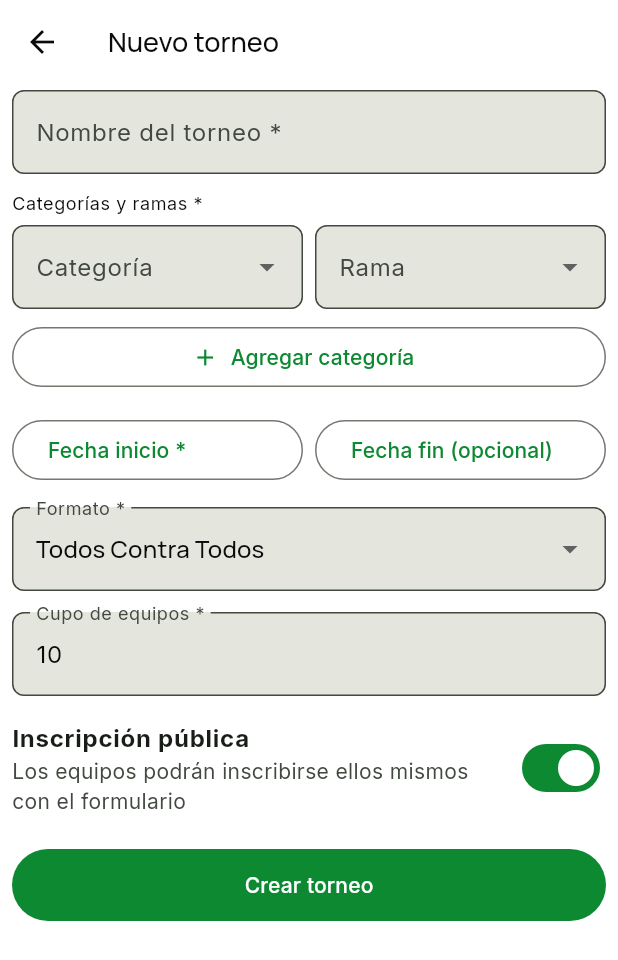
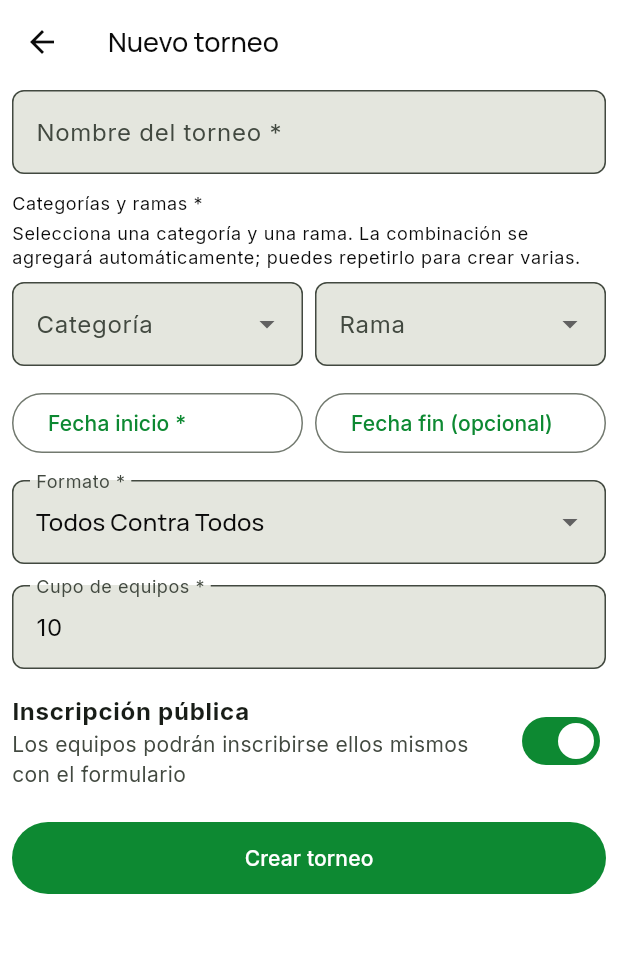
Before and after one commit to tatiana1104/handplay_demo, a Flutter app: the CreateTournamentScreen screen opened directly with empty values, on a phone screen of 412 x 824 dp. Shown: the top 960 px of the screen. Run offline on Flutter 3.47's test engine with Material 3 defaults, Android fonts, the phone set to English and light mode, and no system bars; our stand-ins replace cloud_firestore, dartz, equatable, firebase_auth, firebase_core, flutter_bloc and 4 more; accounts and stored records are empty; statements that could not run were skipped.

Commit message:
Simplify multi-category tournament form

```diff
--- a/lib/features/tournaments/presentation/screens/create_tournament_screen.dart
+++ b/lib/features/tournaments/presentation/screens/create_tournament_screen.dart
@@ -36,11 +36,9 @@ class _CreateTournamentScreenState extends State<CreateTournamentScreen> {
     super.dispose();
   }
 
-  void _addCategoryBranch() {
-    if (_selectedCategory == null || _selectedBranch == null) {
-      _showMessage('Selecciona una categoría y una rama.');
-      return;
-    }
+  void _addCategoryBranchIfComplete() {
+    if (_selectedCategory == null || _selectedBranch == null) return;
+
     setState(() {
       _categories.add('$_selectedCategory|$_selectedBranch');
       _selectedCategory = null;
@@ -119,17 +117,55 @@ class _CreateTournamentScreenState extends State<CreateTournamentScreen> {
             TextFormField(controller: _nameController, decoration: const InputDecoration(labelText: 'Nombre del torneo *', hintText: 'Interclubes 2026'), validator: (v) => v == null || v.trim().isEmpty ? 'Escribe un nombre' : null),
             const SizedBox(height: 12),
             Text('Categorías y ramas *', style: theme.textTheme.bodySmall),
-            const SizedBox(height: 6),
+            const SizedBox(height: 4),
+            Text(
+              'Selecciona una categoría y una rama. La combinación se agregará automáticamente; puedes repetirlo para crear varias.',
+              style: theme.textTheme.bodySmall,
+            ),
+            const SizedBox(height: 8),
             Row(children: [
-              Expanded(child: DropdownButtonFormField<String>(value: _selectedCategory, decoration: const InputDecoration(labelText: 'Categoría'), items: TournamentConstants.categories.map((value) => DropdownMenuItem(value: value, child: Text(titleCase(value)))).toList(), onChanged: (value) => setState(() => _selectedCategory = value))),
+              Expanded(
+                child: DropdownButtonFormField<String>(
+                  value: _selectedCategory,
+                  decoration: const InputDecoration(labelText: 'Categoría'),
+                  items: TournamentConstants.categories
+                      .map((value) => DropdownMenuItem(value: value, child: Text(titleCase(value))))
+                      .toList(),
+                  onChanged: (value) {
+                    setState(() => _selectedCategory = value);
+                    _addCategoryBranchIfComplete();
+                  },
+                ),
+              ),
               const SizedBox(width: 8),
-              Expanded(child: DropdownButtonFormField<String>(value: _selectedBranch, decoration: const InputDecoration(labelText: 'Rama'), items: TournamentConstants.branches.map((value) => DropdownMenuItem(value: value, child: Text(titleCase(value)))).toList(), onChanged: (value) => setState(() => _selectedBranch = value))),
+              Expanded(
+                child: DropdownButtonFormField<String>(
+                  value: _selectedBranch,
+                  decoration: const InputDecoration(labelText: 'Rama'),
+                  items: TournamentConstants.branches
+                      .map((value) => DropdownMenuItem(value: value, child: Text(titleCase(value))))
+                      .toList(),
+                  onChanged: (value) {
+                    setState(() => _selectedBranch = value);
+                    _addCategoryBranchIfComplete();
+                  },
+                ),
+              ),
             ]),
-            const SizedBox(height: 8),
-            OutlinedButton.icon(onPressed: _addCategoryBranch, icon: const Icon(Icons.add), label: const Text('Agregar categoría')),
             if (_categories.isNotEmpty) ...[
-              const SizedBox(height: 8),
-              Wrap(spacing: 6, runSpacing: 4, children: _categories.map((value) => InputChip(label: Text(value.split('|').map(titleCase).join(' · ')), onDeleted: () => setState(() => _categories.remove(value)))).toList()),
+              const SizedBox(height: 10),
+              Text('Combinaciones seleccionadas', style: theme.textTheme.labelMedium),
+              const SizedBox(height: 6),
+              Wrap(
+                spacing: 6,
+                runSpacing: 4,
+                children: _categories
+                    .map((value) => InputChip(
+                          label: Text(value.split('|').map(titleCase).join(' · ')),
+                          onDeleted: () => setState(() => _categories.remove(value)),
+                        ))
+                    .toList(),
+              ),
             ],
             const SizedBox(height: 14),
             Row(children: [Expanded(child: _DateButton(label: 'Fecha inicio *', value: _startDate, onPressed: () => _pickDate(start: true))), const SizedBox(width: 8), Expanded(child: _DateButton(label: 'Fecha fin (opcional)', value: _endDate, onPressed: () => _pickDate(start: false)))]),
```
Also changed, not shown: 1 other file.
